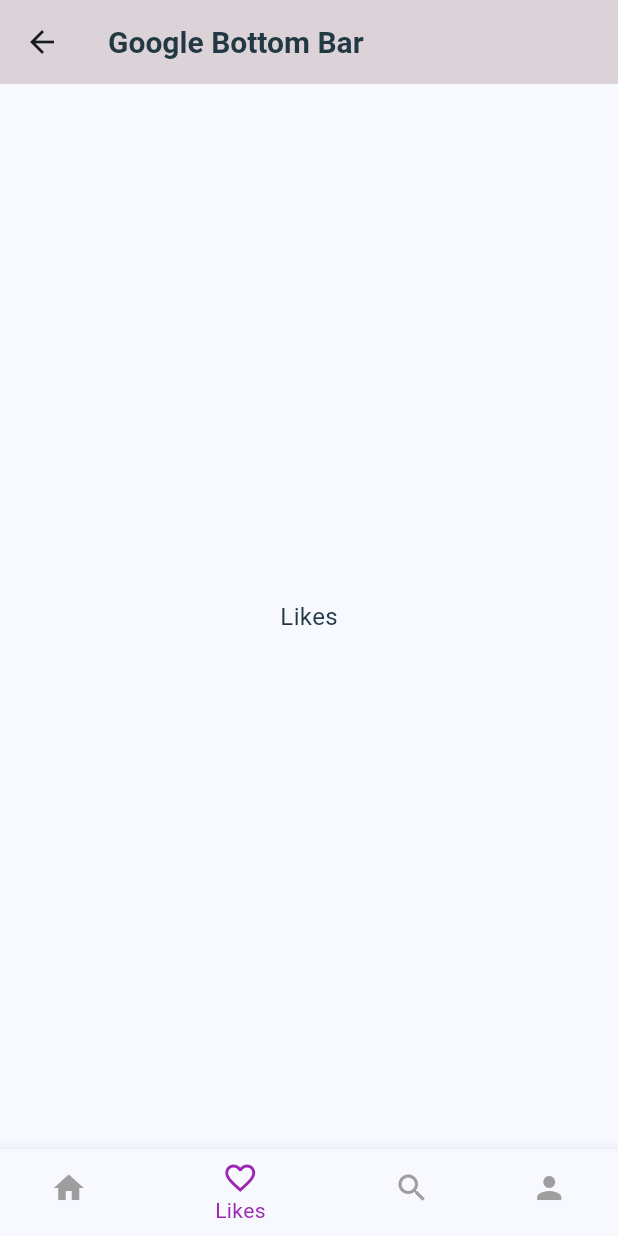
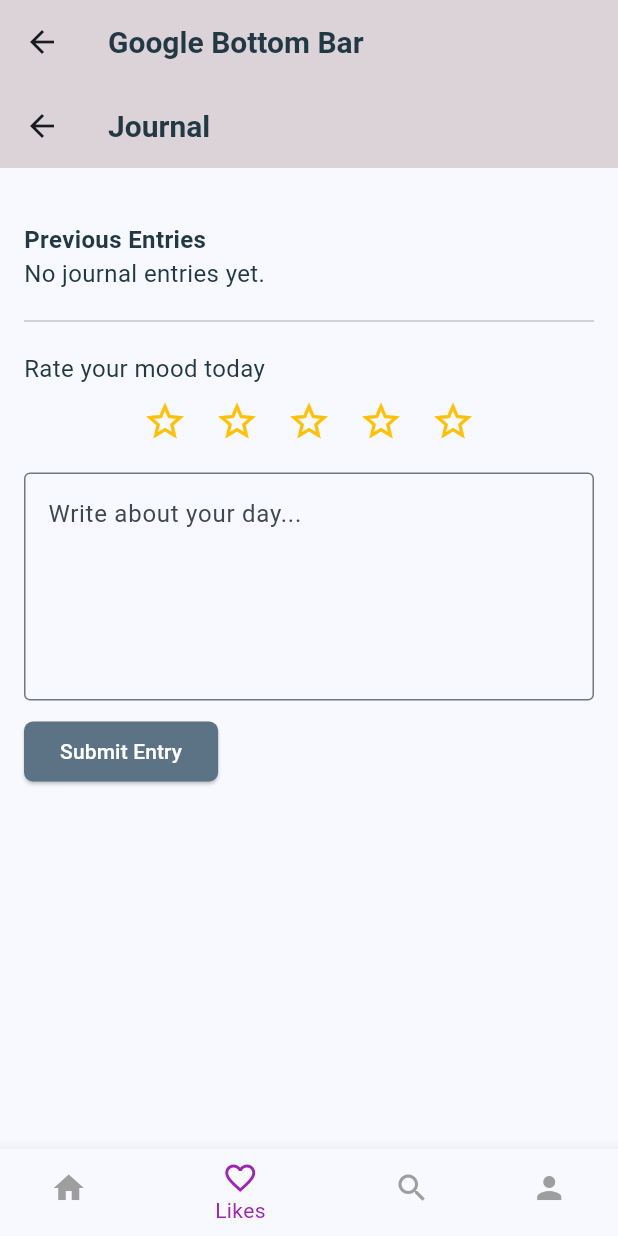
Before and after one commit to Karzhinn/fyp, a Flutter app: the HomeScreen screen opened by its route, item 2 of the bottom bar chosen, on a phone screen of 412 x 824 dp. Run offline on Flutter 3.47's test engine with Material 3 defaults, Android fonts, the phone set to English and light mode, and no system bars; our stand-ins replace cloud_firestore, firebase_auth, firebase_core; accounts and stored records are empty.

Commit message:
Added journaling

```diff
--- a/lib/Screens/HomeScreen.dart
+++ b/lib/Screens/HomeScreen.dart
@@ -1,4 +1,5 @@
 import 'package:flutter/material.dart';
+import 'package:graduation_project/Screens/JournalPage.dart';
 import 'package:graduation_project/Screens/ProfilePage.dart';
 
 class HomeScreen extends StatefulWidget {
@@ -13,7 +14,7 @@ class _HomeScreenState extends State<HomeScreen> {
 
   final List<Widget> _screens = const [
     Text("Home"),
-    Text("Likes"),
+    JournalPage(),
     Text("Search"),
     ProfilePage(),
   ];
--- /dev/null
+++ b/lib/Screens/JournalPage.dart
@@ -0,0 +1,158 @@
+import 'package:cloud_firestore/cloud_firestore.dart';
+import 'package:firebase_auth/firebase_auth.dart';
+import 'package:flutter/material.dart';
+
+class JournalPage extends StatefulWidget {
+  const JournalPage({super.key});
+
+  @override
+  State<JournalPage> createState() => _JournalPageState();
+}
+
+class _JournalPageState extends State<JournalPage> {
+  final TextEditingController _entryController = TextEditingController();
+  int _selectedMood = 0;
+  double _weeklyAverage = 0.0;
+  List<QueryDocumentSnapshot> _previousEntries = [];
+
+  @override
+  void initState() {
+    super.initState();
+    _fetchWeeklyMoodData();
+  }
+
+  Future<void> _fetchWeeklyMoodData() async {
+    final user = FirebaseAuth.instance.currentUser;
+    if (user == null) return;
+
+    final now = DateTime.now();
+    final oneWeekAgo = now.subtract(const Duration(days: 7));
+
+    final snapshot = await FirebaseFirestore.instance
+        .collection('journals')
+        .where('uid', isEqualTo: user.uid)
+        .where('timestamp', isGreaterThanOrEqualTo: Timestamp.fromDate(oneWeekAgo))
+        .orderBy('timestamp', descending: true)
+        .get();
+
+    _previousEntries = snapshot.docs;
+
+    if (_previousEntries.isNotEmpty) {
+      final moodSum = _previousEntries.map((doc) => doc['mood'] as int).reduce((a, b) => a + b);
+      setState(() {
+        _weeklyAverage = moodSum / _previousEntries.length;
+      });
+    } else {
+      setState(() {
+        _weeklyAverage = 0;
+      });
+    }
+  }
+
+  Future<void> _submitJournal() async {
+    final user = FirebaseAuth.instance.currentUser;
+    if (user == null || _selectedMood == 0 || _entryController.text.trim().isEmpty) return;
+
+    await FirebaseFirestore.instance.collection('journals').add({
+      'uid': user.uid,
+      'mood': _selectedMood,
+      'entry': _entryController.text.trim(),
+      'timestamp': Timestamp.now(),
+    });
+
+    _entryController.clear();
+    _selectedMood = 0;
+    _fetchWeeklyMoodData();
+  }
+
+  Widget _buildStarRow({required int rating, void Function(int)? onTap}) {
+    return Row(
+      mainAxisAlignment: MainAxisAlignment.center,
+      children: List.generate(5, (i) {
+        return IconButton(
+          icon: Icon(
+            i < rating ? Icons.star : Icons.star_border,
+            color: Colors.amber,
+            size: 30,
+          ),
+          onPressed: onTap != null ? () => onTap(i + 1) : null,
+        );
+      }),
+    );
+  }
+
+  Widget _buildPreviousEntries() {
+    if (_previousEntries.isEmpty) {
+      return const Text("No journal entries yet.");
+    }
+
+    return Column(
+      children: _previousEntries.map((doc) {
+        final mood = doc['mood'];
+        final text = doc['entry'];
+        final date = (doc['timestamp'] as Timestamp).toDate();
+        return Card(
+          margin: const EdgeInsets.symmetric(vertical: 5),
+          child: ListTile(
+            title: _buildStarRow(rating: mood),
+            subtitle: Column(
+              crossAxisAlignment: CrossAxisAlignment.start,
+              children: [
+                Text(text, maxLines: 2, overflow: TextOverflow.ellipsis),
+                Text(
+                  "${date.toLocal()}".split(' ')[0],
+                  style: const TextStyle(fontSize: 12, color: Colors.grey),
+                ),
+              ],
+            ),
+          ),
+        );
+      }).toList(),
+    );
+  }
+
+  @override
+  Widget build(BuildContext context) {
+    return Scaffold(
+      appBar: AppBar(title: const Text('Journal')),
+      body: SingleChildScrollView(
+        padding: const EdgeInsets.all(16),
+        child: Column(
+          crossAxisAlignment: CrossAxisAlignment.start,
+          children: [
+            if (_weeklyAverage > 0)
+              Text(
+                "⭐ ${_weeklyAverage.toStringAsFixed(2)} / 5 this week",
+                style: const TextStyle(fontSize: 18, fontWeight: FontWeight.bold),
+              ),
+            const SizedBox(height: 20),
+            const Text("Previous Entries", style: TextStyle(fontSize: 16, fontWeight: FontWeight.bold)),
+            _buildPreviousEntries(),
+            const Divider(height: 40),
+            const Text("Rate your mood today", style: TextStyle(fontSize: 16)),
+            _buildStarRow(
+              rating: _selectedMood,
+              onTap: (rating) {
+                setState(() => _selectedMood = rating);
+              },
+            ),
+            const SizedBox(height: 10),
+            TextField(
+              controller: _entryController,
+              maxLines: 5,
+              decoration: const InputDecoration(
+                border: OutlineInputBorder(),
+                hintText: "Write about your day...",
+              ),
+            ),
+            const SizedBox(height: 10),
+            ElevatedButton(
+              onPressed: _submitJournal,
+              child: const Text("Submit Entry"),
+            ),
+          ],
+        ),
+      ),
+    );
+  }
+}
```
